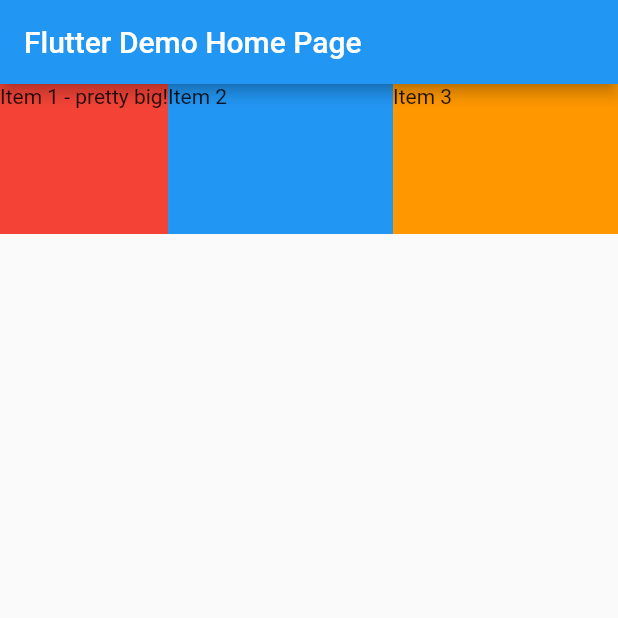
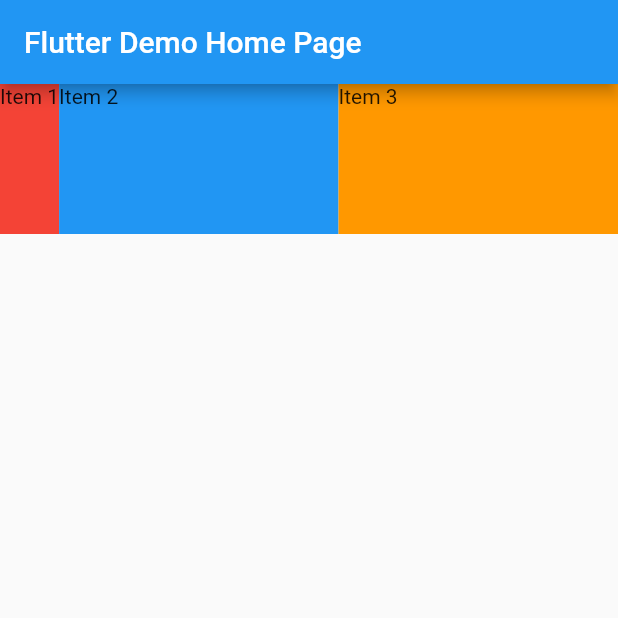
Before and after one commit to songhee24/flexable_and_expaned, a Flutter app: the screen it shows after launch, on a phone screen of 412 x 824 dp, the top half of it. Run offline on Flutter 3.47's test engine with Material 2 defaults, Android fonts, the phone set to English and light mode, and no system bars.

Commit message:
Теперь вы видите, что эти два элемента делят доступное пространство. и теперь, если я удалю этот лишний текст на красном элементе, на первом элементе, вы увидите, что теперь он получает сжатый размер смотря на свой размер контента, чтобы иметь только самый минимум места, необходимый для размещения текста, что было бы пространство по умолчанию, потому что у нас нет Flexible виджета вокруг первого контейнера с Flexfit.tight, у нас там нет такой установки, и поэтому она занимает только то пространство, в котором она нуждается. Два других виджета, однако два других контейнера настроены на заполнение доступного оставшегося пространства, а это означает прямо сейчас, поскольку есть два контейнера, каждый из которых хочет занять доступное оставшееся пространство, они разделите оставшееся пространство между ними.

```diff
--- a/lib/main.dart
+++ b/lib/main.dart
@@ -78,7 +78,7 @@ class _MyHomePageState extends State<MyHomePage> {
         children: <Widget>[
           Container(
             height: 100,
-            child: Text('Item 1 - pretty big!'),
+            child: Text('Item 1'),
             color: Colors.red,
           ),
           Flexible(
```
